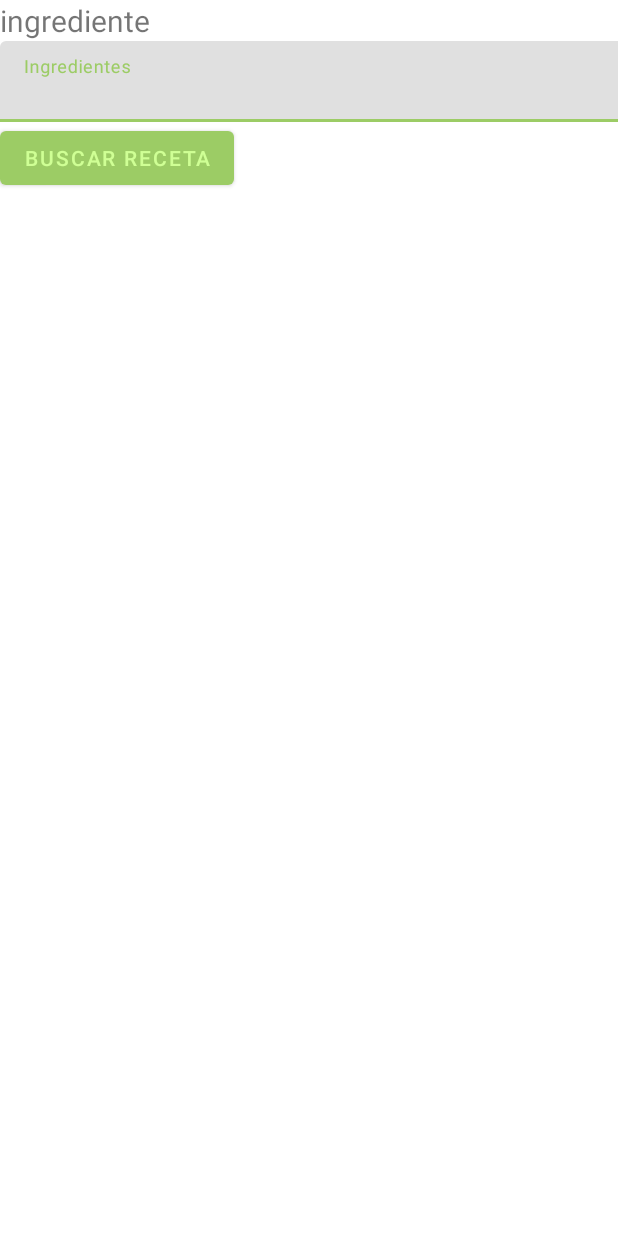
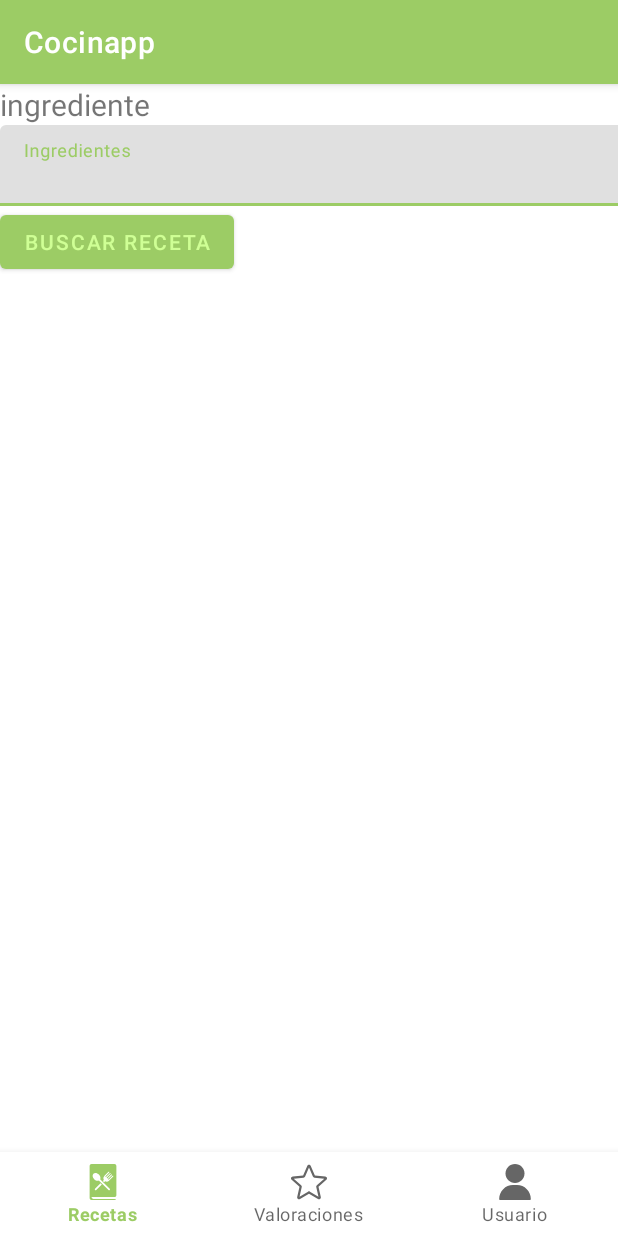
Before and after one commit to MrRockNGuns/Cocinapp, an Android app: the screen it shows after launch (MainActivity), on a phone screen of 412 x 824 dp. Run offline under Robolectric (Android 15) with nearby library versions, the phone set to English and light mode, and no system bars.

Commit message:
Agregado el menu debajo y voy a preparar el webview

```diff
--- a/app/src/main/java/com/example/cocinapp/MainActivity.java
+++ b/app/src/main/java/com/example/cocinapp/MainActivity.java
@@ -1,23 +1,39 @@
 package com.example.cocinapp;
 
+import androidx.annotation.NonNull;
 import androidx.appcompat.app.AppCompatActivity;
 
 import android.content.Intent;
 import android.os.Bundle;
+import android.view.MenuItem;
 import android.view.View;
 import android.view.Window;
 import android.widget.Button;
 
+import com.google.android.material.bottomnavigation.BottomNavigationView;
+
 public class MainActivity extends AppCompatActivity {
 
-    private Button btnLogin;
+    private BottomNavigationView miNavegacion;
+
 
     @Override
     protected void onCreate(Bundle savedInstanceState) {
         super.onCreate(savedInstanceState);
-        supportRequestWindowFeature(Window.FEATURE_NO_TITLE); // esto Permite no mostrar la barra la primera vez
+        //supportRequestWindowFeature(Window.FEATURE_NO_TITLE); // esto Permite no mostrar la barra la primera vez
         setContentView(R.layout.activity_main);
 
+        miNavegacion = (BottomNavigationView) findViewById(R.id.bottom_menu);
+
+        miNavegacion.setOnNavigationItemSelectedListener(new BottomNavigationView.OnNavigationItemSelectedListener() {
+            @Override
+            public boolean onNavigationItemSelected(@NonNull MenuItem item) {
+
+
+
+                return true;
+            }
+        });
     }
 
     public void ForgotPassword(View view){
@@ -25,4 +41,6 @@ public class MainActivity extends AppCompatActivity {
         startActivity(myIntent);
 
     }
+
+
 }
--- /dev/null
+++ b/app/src/main/res/drawable/ic_cook_book.xml
@@ -0,0 +1,9 @@
+<vector xmlns:android="http://schemas.android.com/apk/res/android"
+    android:width="28.6dp"
+    android:height="28.6dp"
+    android:viewportWidth="28.6"
+    android:viewportHeight="28.6">
+  <path
+      android:fillColor="#FF000000"
+      android:pathData="M24.929,24.734V1.546c0,-0.85 -0.697,-1.546 -1.547,-1.546H5.217c-0.85,0 -1.546,0.696 -1.546,1.546v1.546v21.643v2.319c0,0.851 0.696,1.546 1.546,1.546h18.165c0.566,0 1.061,-0.312 1.33,-0.773H6.763c-0.85,0 -1.546,-0.695 -1.546,-1.545h18.165C24.233,26.281 24.929,25.586 24.929,24.734zM8.952,20.684c-0.276,0.276 -0.724,0.276 -1,0c-0.275,-0.275 -0.275,-0.724 0.001,-1l4.407,-4.408l1,1L8.952,20.684zM19.681,20.746c-0.277,0.277 -0.725,0.275 -1.002,0l-7.494,-7.495c-0.033,-0.033 -0.05,-0.074 -0.076,-0.111c-1.085,0.516 -2.64,0.145 -3.797,-1.012c-1.379,-1.38 -1.658,-3.338 -0.624,-4.373C7.722,6.721 9.68,7.001 11.059,8.38c1.157,1.157 1.528,2.713 1.012,3.798c0.038,0.025 0.079,0.041 0.113,0.075l7.495,7.494C19.954,20.023 19.956,20.471 19.681,20.746zM22.425,9.96l-3.211,3.211c-0.025,0.025 -0.055,0.04 -0.084,0.056c-1.096,0.975 -2.221,0.982 -3.137,0.393c-0.018,0.022 -0.025,0.049 -0.047,0.069l-0.736,0.737l-1,-0.999l0.738,-0.738c0.02,-0.02 0.047,-0.028 0.069,-0.045c-0.59,-0.917 -0.583,-2.043 0.393,-3.137c0.016,-0.028 0.029,-0.059 0.055,-0.083l3.211,-3.212c0.148,-0.149 0.389,-0.149 0.537,0c0.148,0.148 0.148,0.388 -0.002,0.536l-3.104,3.104l0.535,0.536l3.105,-3.105c0.146,-0.148 0.387,-0.148 0.535,0c0.146,0.147 0.146,0.386 0,0.535l-3.104,3.105l0.537,0.536l3.104,-3.104c0.148,-0.148 0.387,-0.149 0.535,-0.001s0.148,0.388 0,0.536l-3.104,3.104l0.535,0.535l3.104,-3.105c0.148,-0.148 0.389,-0.148 0.535,0C22.573,9.571 22.573,9.812 22.425,9.96z"/>
+</vector>
--- /dev/null
+++ b/app/src/main/res/drawable/ic_star.xml
@@ -0,0 +1,9 @@
+<vector xmlns:android="http://schemas.android.com/apk/res/android"
+    android:width="511dp"
+    android:height="511dp"
+    android:viewportWidth="511.98685"
+    android:viewportHeight="511">
+  <path
+      android:fillColor="#FF000000"
+      android:pathData="m114.594,501.141c-5.609,0 -11.18,-1.75 -15.934,-5.188 -8.855,-6.418 -12.992,-17.449 -10.582,-28.094l32.938,-145.09 -111.703,-97.961c-8.211,-7.168 -11.348,-18.52 -7.977,-28.906 3.371,-10.367 12.543,-17.707 23.402,-18.711l147.797,-13.418 58.434,-136.746c4.309,-10.047 14.121,-16.535 25.023,-16.535 10.902,0 20.715,6.488 25.023,16.512l58.434,136.77 147.773,13.418c10.883,0.98 20.055,8.344 23.426,18.711 3.371,10.367 0.254,21.738 -7.957,28.906l-111.703,97.941 32.938,145.086c2.414,10.668 -1.727,21.699 -10.578,28.098 -8.832,6.398 -20.609,6.891 -29.91,1.301l-127.445,-76.16 -127.445,76.203c-4.309,2.559 -9.109,3.863 -13.953,3.863zM255.992,388.266c4.844,0 9.641,1.301 13.953,3.859l120.277,71.938 -31.086,-136.941c-2.219,-9.746 1.09,-19.922 8.621,-26.516l105.473,-92.5 -139.543,-12.672c-10.047,-0.918 -18.688,-7.234 -22.613,-16.492l-55.082,-129.047 -55.148,129.066c-3.883,9.195 -12.523,15.512 -22.547,16.43l-139.563,12.672 105.469,92.5c7.555,6.613 10.859,16.77 8.621,26.539l-31.063,136.938 120.277,-71.914c4.309,-2.559 9.109,-3.859 13.953,-3.859zM171.406,166.418s0,0.023 -0.023,0.043zM340.535,166.355 L340.559,166.398c0,-0.023 0,-0.023 -0.023,-0.043zM340.535,166.355"/>
+</vector>
--- /dev/null
+++ b/app/src/main/res/drawable/ic_user.xml
@@ -0,0 +1,12 @@
+<vector xmlns:android="http://schemas.android.com/apk/res/android"
+    android:width="512dp"
+    android:height="512dp"
+    android:viewportWidth="512"
+    android:viewportHeight="512">
+  <path
+      android:fillColor="#FF000000"
+      android:pathData="M256,0c-74.439,0 -135,60.561 -135,135s60.561,135 135,135s135,-60.561 135,-135S330.439,0 256,0z"/>
+  <path
+      android:fillColor="#FF000000"
+      android:pathData="M423.966,358.195C387.006,320.667 338.009,300 286,300h-60c-52.008,0 -101.006,20.667 -137.966,58.195C51.255,395.539 31,444.833 31,497c0,8.284 6.716,15 15,15h420c8.284,0 15,-6.716 15,-15C481,444.833 460.745,395.539 423.966,358.195z"/>
+</vector>
--- a/app/src/main/res/layout/activity_main.xml
+++ b/app/src/main/res/layout/activity_main.xml
@@ -5,7 +5,6 @@
     android:layout_width="match_parent"
     android:layout_height="match_parent"
     tools:context=".MainActivity">
-
         <LinearLayout
             android:layout_width="match_parent"
             android:layout_height="match_parent"
@@ -56,6 +55,21 @@
                 app:layout_constraintTop_toTopOf="parent"
                 app:layout_constraintVertical_bias="0.95" />
 
+
+
         </LinearLayout>
+    <androidx.coordinatorlayout.widget.CoordinatorLayout
+        android:layout_width="match_parent"
+        android:layout_height="match_parent">
+        <com.google.android.material.bottomnavigation.BottomNavigationView
+            android:layout_width="match_parent"
+            android:layout_height="wrap_content"
+            android:layout_gravity="bottom"
+            app:menu="@menu/menu_activity"
+            android:id="@+id/bottom_menu">
+        </com.google.android.material.bottomnavigation.BottomNavigationView>
+    </androidx.coordinatorlayout.widget.CoordinatorLayout>
+
+
 
 </androidx.constraintlayout.widget.ConstraintLayout>
--- /dev/null
+++ b/app/src/main/res/menu/menu_activity.xml
@@ -0,0 +1,14 @@
+<?xml version="1.0" encoding="utf-8"?>
+<menu xmlns:android="http://schemas.android.com/apk/res/android"
+    xmlns:tools="http://schemas.android.com/tools"
+    tools:context=".MainActivity">
+    <item android:id="@+id/home"
+        android:title="@string/home"
+        android:icon="@drawable/ic_cook_book"/>
+    <item android:id="@+id/ratings"
+        android:title="@string/ratings"
+        android:icon="@drawable/ic_star"/>
+    <item android:id="@+id/user"
+        android:title="@string/user"
+        android:icon="@drawable/ic_user"/>
+</menu>
--- a/app/src/main/res/values/strings.xml
+++ b/app/src/main/res/values/strings.xml
@@ -11,4 +11,6 @@
     <string name="search_ingredient">Ingredientes</string>
     <string name="search_recipe">Buscar receta</string>
     <string name="ingredient">ingrediente</string>
+    <string name="home">Recetas</string>
+    <string name="ratings">Valoraciones</string>
 </resources>
```
